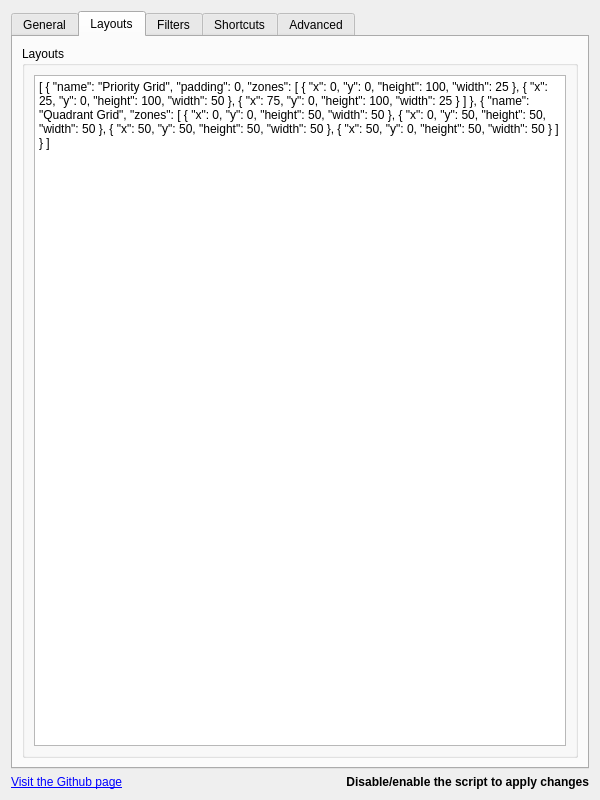
Above: src/contents/ui/config.ui from gerritdevriese/kzones before the change. Below: the same form after it.
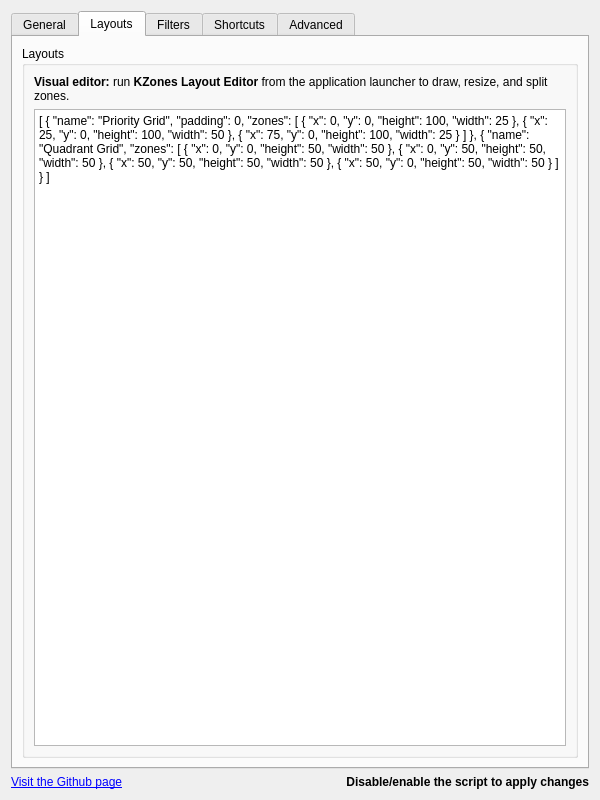
That is the form after the change. The open tabs and pages were chosen to show the change. Icons and pictures are not drawn.

Commit message: feat: add visual layout editor

What changed in the file:
```diff
--- a/src/contents/ui/config.ui
+++ b/src/contents/ui/config.ui
@@ -361,6 +361,16 @@
                     <string>Layouts</string>
                   </property>
                   <layout class="QVBoxLayout" name="verticalLayout_6">
+                    <item>
+                      <widget class="QLabel" name="label_visualLayoutEditor">
+                        <property name="text">
+                          <string>&lt;b&gt;Visual editor:&lt;/b&gt; run &lt;b&gt;KZones Layout Editor&lt;/b&gt; from the application launcher to draw, resize, and split zones.</string>
+                        </property>
+                        <property name="wordWrap">
+                          <bool>true</bool>
+                        </property>
+                      </widget>
+                    </item>
                     <item>
                       <widget class="QPlainTextEdit" name="kcfg_layoutsJson">
                         <property name="plainText">
```
The commit also changes 7 other files.
